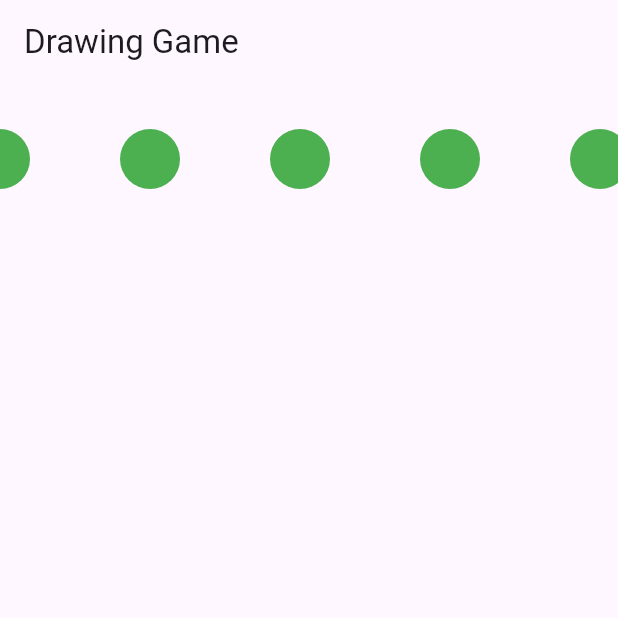
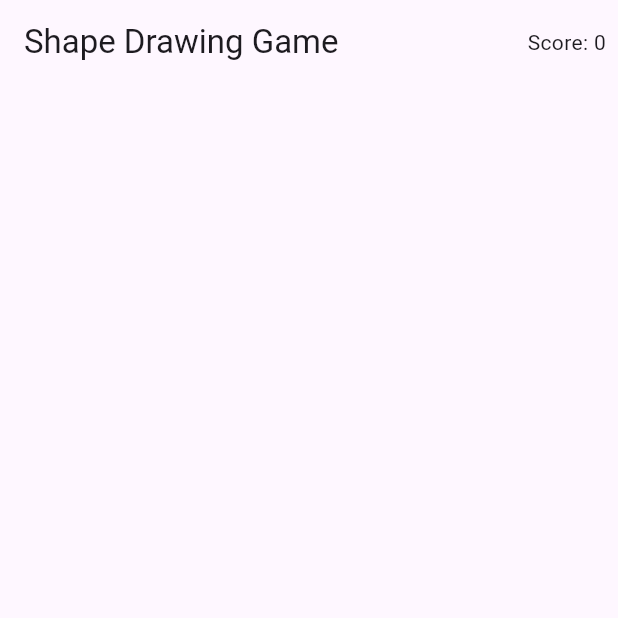
Before and after one commit to masaPokemon/masaPokemon.github, a Flutter app: the screen it shows after launch, on a phone screen of 412 x 824 dp, the top half of it. Run offline on Flutter 3.47's test engine with Material 3 defaults, Android fonts, the phone set to English and light mode, and no system bars; our stand-ins replace firebase_core; accounts and stored records are empty.

Commit message:
Update main.darts

```diff
--- a/lib/main.dart
+++ b/lib/main.dart
@@ -1,157 +1,164 @@
 import 'package:flutter/material.dart';
-import 'dart:ui' as ui;
+import 'dart:math';
 
 void main() {
-  runApp(MyApp());
+  runApp(MyGameApp());
 }
 
-class MyApp extends StatelessWidget {
+class MyGameApp extends StatelessWidget {
   @override
   Widget build(BuildContext context) {
     return MaterialApp(
-      title: 'Drawing Game',
-      theme: ThemeData(
-        primarySwatch: Colors.blue,
-      ),
-      home: DrawingScreen(),
+      title: 'Shape Drawing Game',
+      home: GameScreen(),
     );
   }
 }
 
-class DrawingScreen extends StatefulWidget {
+class GameScreen extends StatefulWidget {
   @override
-  _DrawingScreenState createState() => _DrawingScreenState();
+  _GameScreenState createState() => _GameScreenState();
 }
 
-class _DrawingScreenState extends State<DrawingScreen> {
+class _GameScreenState extends State<GameScreen> {
   List<Offset?> points = [];
   List<Shape> shapes = [];
   List<Enemy> enemies = [];
+  int score = 0;
+
+  void _addPoint(Offset point) {
+    setState(() {
+      points.add(point);
+    });
+  }
+
+  void _generateShape() {
+    if (points.isNotEmpty) {
+      // 線から円を生成する例
+      shapes.add(Shape(center: points.last!, radius: 20.0));
+      points.clear(); // 描いた線をリセット
+    }
+  }
+
+  void _spawnEnemy() {
+    // 敵をランダムな位置に生成
+    enemies.add(Enemy(position: Offset(Random().nextDouble() * 300, Random().nextDouble() * 600)));
+  }
+
+  void _checkCollisions() {
+    for (var shape in shapes) {
+      for (var enemy in enemies) {
+        if (shape.isCollidingWith(enemy)) {
+          setState(() {
+            enemies.remove(enemy);
+            shapes.remove(shape);
+            score += 10; // スコア加算
+          });
+          break; // 一度のループで一つの敵のみを削除
+        }
+      }
+    }
+  }
 
   @override
   void initState() {
     super.initState();
-    _spawnEnemies();
-  }
-
-  void _onPanUpdate(DragUpdateDetails details) {
-    setState(() {
-      points.add(details.localPosition);
+    // 定期的に敵を生成
+    Future.delayed(Duration(seconds: 2), () {
+      _spawnEnemy();
     });
-  }
-
-  void _onPanEnd(DragEndDetails details) {
-    setState(() {
-      if (points.isNotEmpty) {
-        // 線が描かれた場合、図形を生成
-        shapes.add(Shape(points));
-        points.add(null); // 線の終点
-      }
-    });
-  }
-
-  void _spawnEnemies() {
-    // 敵を生成するロジック（例としてランダムに追加）
-    for (int i = 0; i < 5; i++) {
-      enemies.add(Enemy(Offset(100.0 * i, 50.0)));
-    }
   }
 
   @override
   Widget build(BuildContext context) {
     return Scaffold(
-      appBar: AppBar(title: Text('Drawing Game')),
+      appBar: AppBar(
+        title: Text('Shape Drawing Game'),
+        actions: [
+          Padding(
+            padding: const EdgeInsets.all(8.0),
+            child: Center(child: Text('Score: $score')),
+          ),
+        ],
+      ),
       body: GestureDetector(
-        onPanUpdate: _onPanUpdate,
-        onPanEnd: _onPanEnd,
-        child: Stack(
-          children: [
-            CustomPaint(
-              painter: DrawingPainter(points, shapes, enemies),
-              size: Size.infinite,
-            ),
-            // ここにUI要素を追加することも可能
-          ],
+        onPanUpdate: (details) {
+          _addPoint(details.localPosition);
+        },
+        onPanEnd: (details) {
+          _generateShape(); // 線を描いた後に図形を生成
+        },
+        child: CustomPaint(
+          painter: GamePainter(points, shapes, enemies),
+          child: Container(),
         ),
       ),
     );
   }
 }
 
-class DrawingPainter extends CustomPainter {
+class GamePainter extends CustomPainter {
   final List<Offset?> points;
   final List<Shape> shapes;
   final List<Enemy> enemies;
 
-  DrawingPainter(this.points, this.shapes, this.enemies);
+  GamePainter(this.points, this.shapes, this.enemies);
 
   @override
   void paint(Canvas canvas, Size size) {
-    var paint = Paint()
+    // 線を描く
+    if (points.isNotEmpty) {
+      final paint = Paint()
         ..color = Colors.blue
         ..strokeCap = StrokeCap.round
         ..strokeWidth = 5.0;
 
-    // 線を描く
       for (int i = 0; i < points.length - 1; i++) {
         if (points[i] != null && points[i + 1] != null) {
           canvas.drawLine(points[i]!, points[i + 1]!, paint);
         }
       }
+    }
 
-    // 生成された図形を描く
+    // 図形を描く
+    final shapePaint = Paint()
+      ..color = Colors.green
+      ..style = PaintingStyle.fill;
+
     for (var shape in shapes) {
-      shape.draw(canvas);
+      canvas.drawCircle(shape.center, shape.radius, shapePaint);
     }
 
     // 敵を描く
+    final enemyPaint = Paint()
+      ..color = Colors.red
+      ..style = PaintingStyle.fill;
+
     for (var enemy in enemies) {
-      enemy.draw(canvas);
+      canvas.drawCircle(enemy.position, 20.0, enemyPaint);
     }
   }
 
   @override
-  bool shouldRepaint(DrawingPainter oldDelegate) {
-    return oldDelegate.points != points || oldDelegate.shapes != shapes || oldDelegate.enemies != enemies;
+  bool shouldRepaint(covariant CustomPainter oldDelegate) {
+    return true;
   }
 }
 
 class Shape {
-  final List<Offset?> points;
+  Offset center;
+  double radius;
 
-  Shape(this.points);
+  Shape({required this.center, required this.radius});
 
-  void draw(Canvas canvas) {
-    var paint = Paint()
-      ..color = Colors.red
-      ..style = PaintingStyle.fill;
-
-    // シンプルな図形（ここでは三角形を例に）
-    if (points.length > 2) {
-      Path path = Path();
-      path.moveTo(points[0]!.dx, points[0]!.dy);
-      for (int i = 1; i < points.length - 1; i++) {
-        if (points[i] != null) {
-          path.lineTo(points[i]!.dx, points[i]!.dy);
-        }
-      }
-      path.close();
-      canvas.drawPath(path, paint);
-    }
+  bool isCollidingWith(Enemy enemy) {
+    double distance = (center - enemy.position).distance;
+    return distance < (radius + 20.0); // 敵の半径を20と仮定
   }
 }
 
 class Enemy {
   Offset position;
 
-  Enemy(this.position);
-
-  void draw(Canvas canvas) {
-    var paint = Paint()
-      ..color = Colors.green
-      ..style = PaintingStyle.fill;
-
-    // 敵を描く（例として円）
-    canvas.drawCircle(position, 20, paint);
+  Enemy({required this.position});
 }
-}
```
Lines whose indentation alone changed are shown as unchanged.
